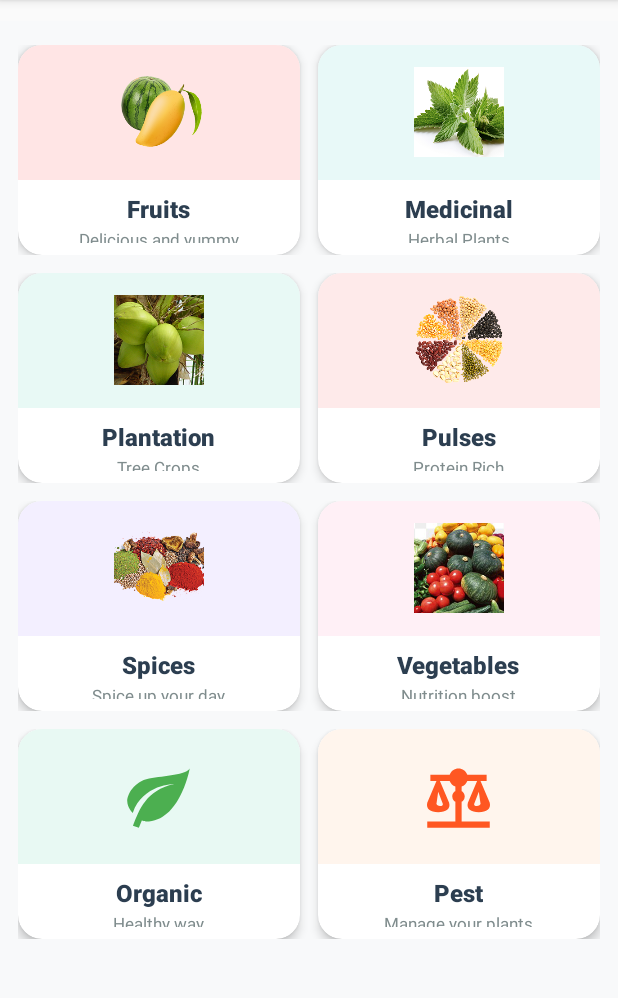
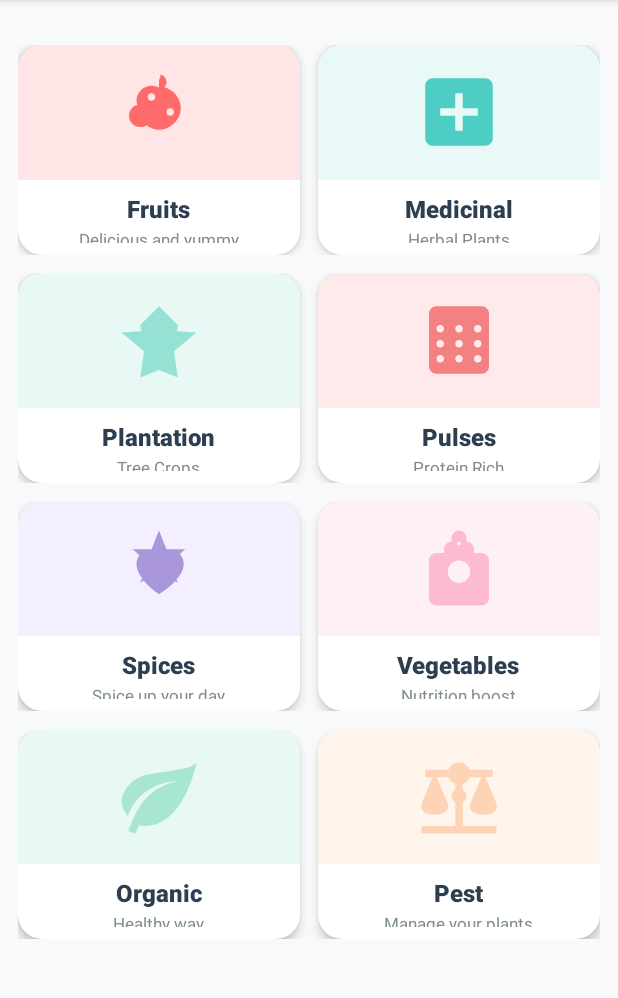
Before and after one commit to ermandac/CropManagementApp, an Android app: the screen it shows after launch (Activity_Home), on a phone screen of 412 x 824 dp, the part 84-1082 px from its top. Run offline under Robolectric (Android 15) with nearby library versions, the phone set to English and light mode, and no system bars; our stand-ins replace Volley; network calls fail.

Commit message:
feat: Add consistent vector icon set for all crop categories

```diff
--- /dev/null
+++ b/app/src/main/res/drawable/ic_category_fruits.xml
@@ -0,0 +1,10 @@
+<?xml version="1.0" encoding="utf-8"?>
+<vector xmlns:android="http://schemas.android.com/apk/res/android"
+    android:width="64dp"
+    android:height="64dp"
+    android:viewportWidth="24"
+    android:viewportHeight="24">
+    <path
+        android:fillColor="#FF6B6B"
+        android:pathData="M12,2C13.1,2 14,2.9 14,4C14,4.5 13.8,5 13.5,5.4C16.5,6.3 18.5,9.4 17.6,12.4C16.7,15.4 13.6,17.4 10.6,16.5C9.9,16.3 9.3,16 8.7,15.5C8.3,15.8 7.8,16 7.2,16H7C5.3,16 4,14.7 4,13C4,11.6 4.9,10.4 6.2,10.1C6.1,9.7 6,9.4 6,9C6,6.8 7.8,5 10,5C10.7,5 11.4,5.2 12,5.5V4C12,2.9 12.9,2 12,2M10,7C9.4,7 9,7.4 9,8C9,8.6 9.4,9 10,9C10.6,9 11,8.6 11,8C11,7.4 10.6,7 10,7M15,11C14.4,11 14,11.4 14,12C14,12.6 14.4,13 15,13C15.6,13 16,12.6 16,12C16,11.4 15.6,11 15,11Z"/>
+</vector>
--- /dev/null
+++ b/app/src/main/res/drawable/ic_category_medicinal.xml
@@ -0,0 +1,10 @@
+<?xml version="1.0" encoding="utf-8"?>
+<vector xmlns:android="http://schemas.android.com/apk/res/android"
+    android:width="64dp"
+    android:height="64dp"
+    android:viewportWidth="24"
+    android:viewportHeight="24">
+    <path
+        android:fillColor="#4ECDC4"
+        android:pathData="M19,3H5C3.9,3 3,3.9 3,5V19C3,20.1 3.9,21 5,21H19C20.1,21 21,20.1 21,19V5C21,3.9 20.1,3 19,3M17,13H13V17H11V13H7V11H11V7H13V11H17V13Z"/>
+</vector>
--- /dev/null
+++ b/app/src/main/res/drawable/ic_category_organic.xml
@@ -0,0 +1,10 @@
+<?xml version="1.0" encoding="utf-8"?>
+<vector xmlns:android="http://schemas.android.com/apk/res/android"
+    android:width="64dp"
+    android:height="64dp"
+    android:viewportWidth="24"
+    android:viewportHeight="24">
+    <path
+        android:fillColor="#A8E6CF"
+        android:pathData="M17,8C8,10 5.9,16.17 3.82,21.34L5.71,22L6.66,19.7C7.14,19.87 7.64,20 8.16,20C19,20 22,3 22,3C21,5 14,5.25 9,6.25C4,7.25 2,11.5 2,13.5C2,15.5 3.75,17.25 3.75,17.25C7,8 17,8 17,8Z"/>
+</vector>
--- /dev/null
+++ b/app/src/main/res/drawable/ic_category_pest.xml
@@ -0,0 +1,10 @@
+<?xml version="1.0" encoding="utf-8"?>
+<vector xmlns:android="http://schemas.android.com/apk/res/android"
+    android:width="64dp"
+    android:height="64dp"
+    android:viewportWidth="24"
+    android:viewportHeight="24">
+    <path
+        android:fillColor="#FFD3B6"
+        android:pathData="M14,12C14,10.89 13.1,10 12,10C10.89,10 10,10.89 10,12C10,13.11 10.89,14 12,14C13.1,14 14,13.11 14,12M12,3C10.73,3 9.6,3.8 9.18,5H3V7H4.95L2,14C1.53,16 3,17 5.5,17C8,17 9.56,16 9,14L6.05,7H9.17C9.5,7.85 10.15,8.5 11,8.83V20H2V22H22V20H13V8.82C13.85,8.5 14.5,7.85 14.82,7H17.95L15,14C14.44,16 16,17 18.5,17C21,17 22.47,16 22,14L19.05,7H21V5H14.83C14.4,3.8 13.27,3 12,3Z"/>
+</vector>
--- /dev/null
+++ b/app/src/main/res/drawable/ic_category_plantation.xml
@@ -0,0 +1,10 @@
+<?xml version="1.0" encoding="utf-8"?>
+<vector xmlns:android="http://schemas.android.com/apk/res/android"
+    android:width="64dp"
+    android:height="64dp"
+    android:viewportWidth="24"
+    android:viewportHeight="24">
+    <path
+        android:fillColor="#95E1D3"
+        android:pathData="M12,20L7,22L8,15L2,10L9,9.5L12,3L15,9.5L22,10L16,15L17,22L12,20M17,8C17,10.76 14.76,13 12,13C9.24,13 7,10.76 7,8L12,3L17,8Z"/>
+</vector>
--- /dev/null
+++ b/app/src/main/res/drawable/ic_category_pulses.xml
@@ -0,0 +1,10 @@
+<?xml version="1.0" encoding="utf-8"?>
+<vector xmlns:android="http://schemas.android.com/apk/res/android"
+    android:width="64dp"
+    android:height="64dp"
+    android:viewportWidth="24"
+    android:viewportHeight="24">
+    <path
+        android:fillColor="#F38181"
+        android:pathData="M6,3C4.9,3 4,3.9 4,5V19C4,20.1 4.9,21 6,21H18C19.1,21 20,20.1 20,19V5C20,3.9 19.1,3 18,3H6M7,8C7.6,8 8,8.4 8,9C8,9.6 7.6,10 7,10C6.4,10 6,9.6 6,9C6,8.4 6.4,8 7,8M12,8C12.6,8 13,8.4 13,9C13,9.6 12.6,10 12,10C11.4,10 11,9.6 11,9C11,8.4 11.4,8 12,8M17,8C17.6,8 18,8.4 18,9C18,9.6 17.6,10 17,10C16.4,10 16,9.6 16,9C16,8.4 16.4,8 17,8M7,12C7.6,12 8,12.4 8,13C8,13.6 7.6,14 7,14C6.4,14 6,13.6 6,13C6,12.4 6.4,12 7,12M12,12C12.6,12 13,12.4 13,13C13,13.6 12.6,14 12,14C11.4,14 11,13.6 11,13C11,12.4 11.4,12 12,12M17,12C17.6,12 18,12.4 18,13C18,13.6 17.6,14 17,14C16.4,14 16,13.6 16,13C16,12.4 16.4,12 17,12M7,16C7.6,16 8,16.4 8,17C8,17.6 7.6,18 7,18C6.4,18 6,17.6 6,17C6,16.4 6.4,16 7,16M12,16C12.6,16 13,16.4 13,17C13,17.6 12.6,18 12,18C11.4,18 11,17.6 11,17C11,16.4 11.4,16 12,16M17,16C17.6,16 18,16.4 18,17C18,17.6 17.6,18 17,18C16.4,18 16,17.6 16,17C16,16.4 16.4,16 17,16Z"/>
+</vector>
--- /dev/null
+++ b/app/src/main/res/drawable/ic_category_spices.xml
@@ -0,0 +1,10 @@
+<?xml version="1.0" encoding="utf-8"?>
+<vector xmlns:android="http://schemas.android.com/apk/res/android"
+    android:width="64dp"
+    android:height="64dp"
+    android:viewportWidth="24"
+    android:viewportHeight="24">
+    <path
+        android:fillColor="#AA96DA"
+        android:pathData="M12,2L14,7H19L15,10.5L17,16L12,12.5L7,16L9,10.5L5,7H10L12,2M12,9C13.1,9 14,9.9 14,11C14,12.1 13.1,13 12,13C10.9,13 10,12.1 10,11C10,9.9 10.9,9 12,9M12,19C12,19 6,15 6,11C6,8.79 7.79,7 10,7C10.87,7 11.68,7.31 12.3,7.81C12.92,7.31 13.73,7 14.6,7C16.81,7 18.6,8.79 18.6,11C18.6,15 12,19 12,19Z"/>
+</vector>
--- /dev/null
+++ b/app/src/main/res/drawable/ic_category_vegetables.xml
@@ -0,0 +1,10 @@
+<?xml version="1.0" encoding="utf-8"?>
+<vector xmlns:android="http://schemas.android.com/apk/res/android"
+    android:width="64dp"
+    android:height="64dp"
+    android:viewportWidth="24"
+    android:viewportHeight="24">
+    <path
+        android:fillColor="#FCBAD3"
+        android:pathData="M12,2C11.5,2 11,2.19 10.59,2.59C10.2,3 10,3.5 10,4V5C8.89,5 8,5.89 8,7V8H6C4.89,8 4,8.89 4,10V20C4,21.11 4.89,22 6,22H18C19.11,22 20,21.11 20,20V10C20,8.89 19.11,8 18,8H16V7C16,5.89 15.11,5 14,5V4C14,3.5 13.8,3 13.41,2.59C13,2.19 12.5,2 12,2M12,5C12.28,5 12.5,5.22 12.5,5.5C12.5,5.78 12.28,6 12,6C11.72,6 11.5,5.78 11.5,5.5C11.5,5.22 11.72,5 12,5M12,10C13.66,10 15,11.34 15,13C15,14.66 13.66,16 12,16C10.34,16 9,14.66 9,13C9,11.34 10.34,10 12,10Z"/>
+</vector>
--- a/app/src/main/res/layout/dashboard.xml
+++ b/app/src/main/res/layout/dashboard.xml
@@ -59,8 +59,8 @@
                             <ImageView
                                 android:layout_width="60dp"
                                 android:layout_height="60dp"
-                                android:src="@drawable/home_fruits"
-                                android:scaleType="centerCrop"/>
+                                android:src="@drawable/ic_category_fruits"
+                                android:scaleType="centerInside"/>
                         </LinearLayout>
 
                         <LinearLayout
@@ -119,8 +119,8 @@
                             <ImageView
                                 android:layout_width="60dp"
                                 android:layout_height="60dp"
-                                android:src="@drawable/home_medecinal"
-                                android:scaleType="centerCrop"/>
+                                android:src="@drawable/ic_category_medicinal"
+                                android:scaleType="centerInside"/>
                         </LinearLayout>
 
                         <LinearLayout
@@ -188,8 +188,8 @@
                             <ImageView
                                 android:layout_width="60dp"
                                 android:layout_height="60dp"
-                                android:src="@drawable/home_plantation"
-                                android:scaleType="centerCrop"/>
+                                android:src="@drawable/ic_category_plantation"
+                                android:scaleType="centerInside"/>
                         </LinearLayout>
 
                         <LinearLayout
@@ -248,8 +248,8 @@
                             <ImageView
                                 android:layout_width="60dp"
                                 android:layout_height="60dp"
-                                android:src="@drawable/home_pulses"
-                                android:scaleType="centerCrop"/>
+                                android:src="@drawable/ic_category_pulses"
+                                android:scaleType="centerInside"/>
                         </LinearLayout>
 
                         <LinearLayout
@@ -317,8 +317,8 @@
                             <ImageView
                                 android:layout_width="60dp"
                                 android:layout_height="60dp"
-                                android:src="@drawable/home_spices"
-                                android:scaleType="centerCrop"/>
+                                android:src="@drawable/ic_category_spices"
+                                android:scaleType="centerInside"/>
                         </LinearLayout>
 
                         <LinearLayout
@@ -377,8 +377,8 @@
                             <ImageView
                                 android:layout_width="60dp"
                                 android:layout_height="60dp"
-                                android:src="@drawable/home_vegestables"
-                                android:scaleType="centerCrop"/>
+                                android:src="@drawable/ic_category_vegetables"
+                                android:scaleType="centerInside"/>
                         </LinearLayout>
 
                         <LinearLayout
@@ -444,9 +444,9 @@
                             android:padding="12dp">
 
                             <ImageView
-                                android:layout_width="50dp"
-                                android:layout_height="50dp"
-                                android:src="@drawable/ic_organic"
+                                android:layout_width="60dp"
+                                android:layout_height="60dp"
+                                android:src="@drawable/ic_category_organic"
                                 android:scaleType="centerInside"/>
                         </LinearLayout>
 
@@ -504,9 +504,9 @@
                             android:padding="12dp">
 
                             <ImageView
-                                android:layout_width="50dp"
-                                android:layout_height="50dp"
-                                android:src="@drawable/ic_pest"
+                                android:layout_width="60dp"
+                                android:layout_height="60dp"
+                                android:src="@drawable/ic_category_pest"
                                 android:scaleType="centerInside"/>
                         </LinearLayout>
 
```
